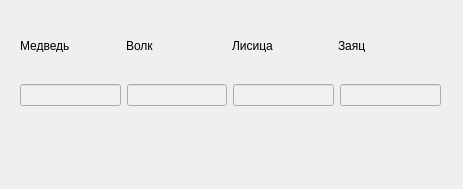
The window that Python/I/11-ZOO/2/form.ui (a6461/Qt-PyQt) describes before a commit, drawn with Qt 5.
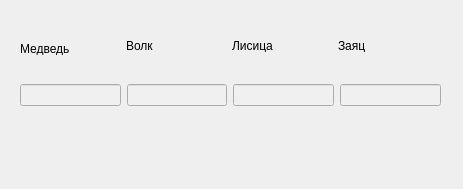
The same window after the commit. Custom widgets are drawn as their Qt base class.

Diff of the .ui file:
```diff
--- a/Python/I/11-ZOO/2/form.ui
+++ b/Python/I/11-ZOO/2/form.ui
@@ -20,7 +20,7 @@
    <property name="geometry">
     <rect>
      <x>20</x>
-     <y>39</y>
+     <y>42</y>
      <width>52</width>
      <height>13</height>
     </rect>
```
Left out of the diff: 152 changed lines with no effect on the pictures.
